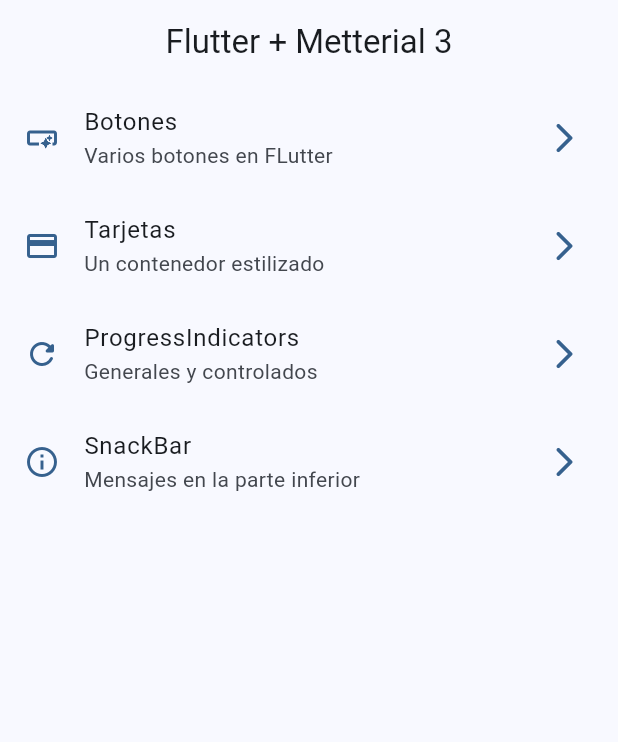
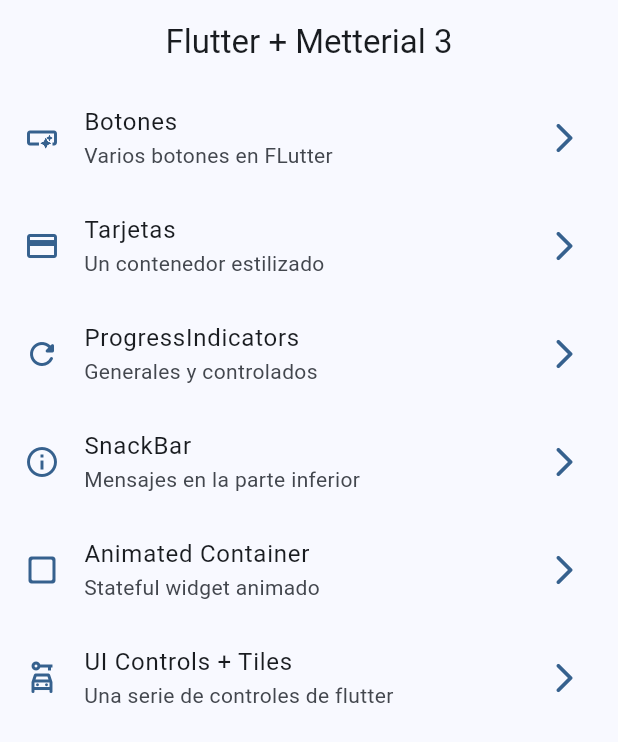
Before and after one commit to GastonGaitan/Widgets-App, a Flutter app: the screen it shows after launch, on a phone screen of 412 x 824 dp. Shown: the top 742 px of the screen. Run offline on Flutter 3.47's test engine with Material 3 defaults, Android fonts, the phone set to English and light mode, and no system bars; our stand-ins replace go_router.

```diff
--- a/lib/config/router/app_router.dart
+++ b/lib/config/router/app_router.dart
@@ -36,5 +36,18 @@ final appRouter = GoRouter(
       builder: (context, state) => SnackBarScreen(),
     ),
 
+    GoRoute(
+      path: '/animated',
+      name: AnimatedScreen.name,
+      builder: (context, state) => AnimatedScreen(),
+    ),
+
+    GoRoute(
+      path: '/ui-controls',
+      name: UiControlsScreen.name,
+      builder: (context, state) => UiControlsScreen(),
+    ),
+
+
   ],
 );
--- a/lib/menu/menu_item.dart
+++ b/lib/menu/menu_item.dart
@@ -43,4 +43,18 @@ const appMenuItems = <MenuItem>[
     link: '/snackbars',
     icon: Icons.info_outline
   ),
+
+  MenuItem(
+    title: 'Animated Container',
+    subTitle: 'Stateful widget animado',
+    link: '/animated',
+    icon: Icons.check_box_outline_blank_rounded
+  ),
+
+  MenuItem(
+    title: 'UI Controls + Tiles',
+    subTitle: 'Una serie de controles de flutter',
+    link: '/ui-controls',
+    icon: Icons.car_rental_outlined
+  ),
 ];
```
Also changed, not shown: lib/presentation/screens/animated/animated_screen.dart (+46 -2 lines), lib/presentation/screens/ui_controls/ui_controls_screen.dart (+82 -1 lines).
